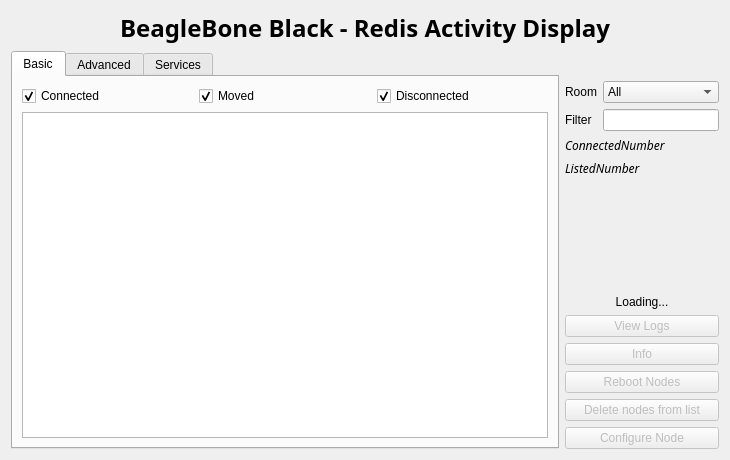
Above: siriushlacon/beaglebones/ui/main.ui from lnls-sirius/pydm-opi before the change. Below: the same form after it.
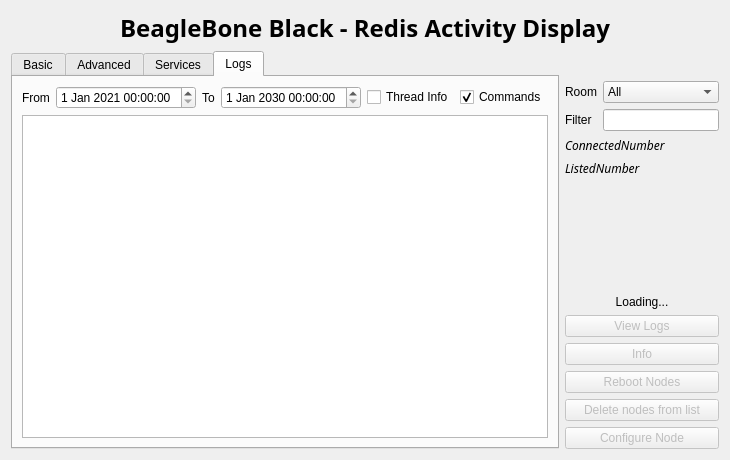
That is the form after the change.

Commit message: Adds logs tab

Diff of the .ui file:
```diff
--- a/siriushlacon/beaglebones/ui/main.ui
+++ b/siriushlacon/beaglebones/ui/main.ui
@@ -61,7 +61,7 @@
           <enum>QTabWidget::Rounded</enum>
          </property>
          <property name="currentIndex">
-          <number>0</number>
+          <number>3</number>
          </property>
          <widget class="QWidget" name="basicTab">
           <attribute name="title">
@@ -410,6 +410,102 @@
            </item>
           </layout>
          </widget>
+         <widget class="QWidget" name="logsTab">
+          <attribute name="title">
+           <string>Logs</string>
+          </attribute>
+          <layout class="QVBoxLayout" name="verticalLayout_2">
+           <item>
+            <layout class="QHBoxLayout" name="horizontalLayout_3">
+             <item>
+              <widget class="QLabel" name="fromLabel">
+               <property name="text">
+                <string>From</string>
+               </property>
+              </widget>
+             </item>
+             <item>
+              <widget class="QDateTimeEdit" name="fromTimeEdit">
+               <property name="minimumDateTime">
+                <datetime>
+                 <hour>0</hour>
+                 <minute>0</minute>
+                 <second>0</second>
+                 <year>2021</year>
+                 <month>1</month>
+                 <day>1</day>
+                </datetime>
+               </property>
+              </widget>
+             </item>
+             <item>
+              <widget class="QLabel" name="toLabel">
+               <property name="text">
+                <string>To</string>
+               </property>
+              </widget>
+             </item>
+             <item>
+              <widget class="QDateTimeEdit" name="toTimeEdit">
+               <property name="date">
+                <date>
+                 <year>2030</year>
+                 <month>1</month>
+                 <day>1</day>
+                </date>
+               </property>
+               <property name="minimumDateTime">
+                <datetime>
+                 <hour>0</hour>
+                 <minute>0</minute>
+                 <second>0</second>
+                 <year>2021</year>
+                 <month>1</month>
+                 <day>1</day>
+                </datetime>
+               </property>
+               <property name="currentSectionIndex">
+                <number>0</number>
+               </property>
+               <property name="timeSpec">
+                <enum>Qt::LocalTime</enum>
+               </property>
+              </widget>
+             </item>
+             <item>
+              <widget class="QCheckBox" name="threadCheckBox">
+               <property name="text">
+                <string>Thread Info</string>
+               </property>
+              </widget>
+             </item>
+             <item>
+              <widget class="QCheckBox" name="commandsCheckBox">
+               <property name="text">
+                <string>Commands</string>
+               </property>
+               <property name="checked">
+                <bool>true</bool>
+               </property>
+              </widget>
+             </item>
+            </layout>
+           </item>
+           <item>
+            <widget class="QTableView" name="logsTable">
+             <property name="selectionBehavior">
+              <enum>QAbstractItemView::SelectRows</enum>
+             </property>
+             <attribute name="horizontalHeaderShowSortIndicator" stdset="0">
+              <bool>false</bool>
+             </attribute>
+             <attribute name="horizontalHeaderStretchLastSection">
+              <bool>true</bool>
+             </attribute>
+            </widget>
+           </item>
+          </layout>
+         </widget>
         </widget>
        </item>
       </layout>
```
The commit also changes 3 other files.
